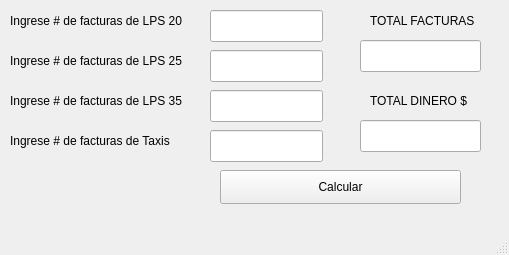
First picture: the form in factcalc.ui, repository rony728/factcalc, before the edit.
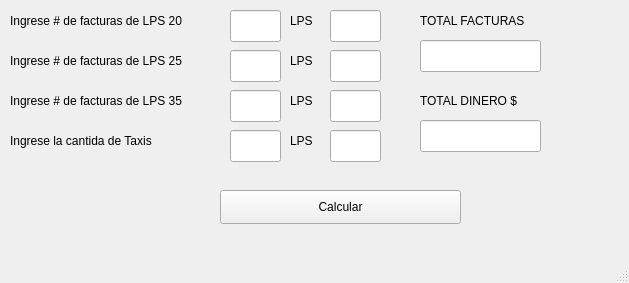
Second picture: the form after the edit.

The edit to the form file:
```diff
--- a/factcalc.ui
+++ b/factcalc.ui
@@ -6,8 +6,8 @@
    <rect>
     <x>0</x>
     <y>0</y>
-    <width>509</width>
-    <height>255</height>
+    <width>629</width>
+    <height>283</height>
    </rect>
   </property>
   <property name="windowTitle">
@@ -19,7 +19,7 @@
      <rect>
       <x>10</x>
       <y>10</y>
-      <width>201</width>
+      <width>221</width>
       <height>21</height>
      </rect>
     </property>
@@ -44,7 +44,7 @@
      <rect>
       <x>10</x>
       <y>50</y>
-      <width>201</width>
+      <width>221</width>
       <height>21</height>
      </rect>
     </property>
@@ -69,7 +69,7 @@
      <rect>
       <x>10</x>
       <y>90</y>
-      <width>201</width>
+      <width>221</width>
       <height>21</height>
      </rect>
     </property>
@@ -102,7 +102,7 @@
      <bool>false</bool>
     </property>
     <property name="text">
-     <string>Ingrese # de facturas de Taxis</string>
+     <string>Ingrese la cantida de Taxis</string>
     </property>
     <property name="textFormat">
      <enum>Qt::AutoText</enum>
@@ -117,7 +117,7 @@
    <widget class="QLabel" name="label_7">
     <property name="geometry">
      <rect>
-      <x>370</x>
+      <x>420</x>
       <y>10</y>
       <width>121</width>
       <height>21</height>
@@ -142,7 +142,7 @@
    <widget class="QLabel" name="label_8">
     <property name="geometry">
      <rect>
-      <x>370</x>
+      <x>420</x>
       <y>90</y>
       <width>121</width>
       <height>21</height>
@@ -168,7 +168,7 @@
     <property name="geometry">
      <rect>
       <x>220</x>
-      <y>170</y>
+      <y>190</y>
       <width>241</width>
       <height>34</height>
      </rect>
@@ -180,9 +180,9 @@
    <widget class="QLineEdit" name="vein">
     <property name="geometry">
      <rect>
-      <x>210</x>
+      <x>230</x>
       <y>10</y>
-      <width>113</width>
+      <width>51</width>
       <height>32</height>
      </rect>
     </property>
@@ -190,9 +190,9 @@
    <widget class="QLineEdit" name="veintc">
     <property name="geometry">
      <rect>
-      <x>210</x>
+      <x>230</x>
       <y>50</y>
-      <width>113</width>
+      <width>51</width>
       <height>32</height>
      </rect>
     </property>
@@ -200,9 +200,9 @@
    <widget class="QLineEdit" name="tax">
     <property name="geometry">
      <rect>
-      <x>210</x>
+      <x>230</x>
       <y>130</y>
-      <width>113</width>
+      <width>51</width>
       <height>32</height>
      </rect>
     </property>
@@ -210,9 +210,9 @@
    <widget class="QLineEdit" name="trein">
     <property name="geometry">
      <rect>
-      <x>210</x>
+      <x>230</x>
       <y>90</y>
-      <width>113</width>
+      <width>51</width>
       <height>32</height>
      </rect>
     </property>
@@ -220,7 +220,7 @@
    <widget class="QLineEdit" name="td">
     <property name="geometry">
      <rect>
-      <x>360</x>
+      <x>420</x>
       <y>120</y>
       <width>121</width>
       <height>32</height>
@@ -230,13 +230,153 @@
    <widget class="QLineEdit" name="tf">
     <property name="geometry">
      <rect>
-      <x>360</x>
+      <x>420</x>
       <y>40</y>
       <width>121</width>
       <height>32</height>
      </rect>
     </property>
    </widget>
+   <widget class="QLabel" name="label_5">
+    <property name="geometry">
+     <rect>
+      <x>290</x>
+      <y>10</y>
+      <width>31</width>
+      <height>21</height>
+     </rect>
+    </property>
+    <property name="mouseTracking">
+     <bool>false</bool>
+    </property>
+    <property name="text">
+     <string>LPS</string>
+    </property>
+    <property name="textFormat">
+     <enum>Qt::AutoText</enum>
+    </property>
+    <property name="scaledContents">
+     <bool>false</bool>
+    </property>
+    <property name="wordWrap">
+     <bool>false</bool>
+    </property>
+   </widget>
+   <widget class="QLabel" name="label_6">
+    <property name="geometry">
+     <rect>
+      <x>290</x>
+      <y>90</y>
+      <width>31</width>
+      <height>21</height>
+     </rect>
+    </property>
+    <property name="mouseTracking">
+     <bool>false</bool>
+    </property>
+    <property name="text">
+     <string>LPS</string>
+    </property>
+    <property name="textFormat">
+     <enum>Qt::AutoText</enum>
+    </property>
+    <property name="scaledContents">
+     <bool>false</bool>
+    </property>
+    <property name="wordWrap">
+     <bool>false</bool>
+    </property>
+   </widget>
+   <widget class="QLabel" name="label_9">
+    <property name="geometry">
+     <rect>
+      <x>290</x>
+      <y>50</y>
+      <width>31</width>
+      <height>21</height>
+     </rect>
+    </property>
+    <property name="mouseTracking">
+     <bool>false</bool>
+    </property>
+    <property name="text">
+     <string>LPS</string>
+    </property>
+    <property name="textFormat">
+     <enum>Qt::AutoText</enum>
+    </property>
+    <property name="scaledContents">
+     <bool>false</bool>
+    </property>
+    <property name="wordWrap">
+     <bool>false</bool>
+    </property>
+   </widget>
+   <widget class="QLabel" name="label_10">
+    <property name="geometry">
+     <rect>
+      <x>290</x>
+      <y>130</y>
+      <width>31</width>
+      <height>21</height>
+     </rect>
+    </property>
+    <property name="mouseTracking">
+     <bool>false</bool>
+    </property>
+    <property name="text">
+     <string>LPS</string>
+    </property>
+    <property name="textFormat">
+     <enum>Qt::AutoText</enum>
+    </property>
+    <property name="scaledContents">
+     <bool>false</bool>
+    </property>
+    <property name="wordWrap">
+     <bool>false</bool>
+    </property>
+   </widget>
+   <widget class="QLineEdit" name="vein_1">
+    <property name="geometry">
+     <rect>
+      <x>330</x>
+      <y>10</y>
+      <width>51</width>
+      <height>32</height>
+     </rect>
+    </property>
+   </widget>
+   <widget class="QLineEdit" name="veintc_1">
+    <property name="geometry">
+     <rect>
+      <x>330</x>
+      <y>50</y>
+      <width>51</width>
+      <height>32</height>
+     </rect>
+    </property>
+   </widget>
+   <widget class="QLineEdit" name="trein_1">
+    <property name="geometry">
+     <rect>
+      <x>330</x>
+      <y>90</y>
+      <width>51</width>
+      <height>32</height>
+     </rect>
+    </property>
+   </widget>
+   <widget class="QLineEdit" name="tax_1">
+    <property name="geometry">
+     <rect>
+      <x>330</x>
+      <y>130</y>
+      <width>51</width>
+      <height>32</height>
+     </rect>
+    </property>
+   </widget>
   </widget>
   <widget class="QMenuBar" name="menubar">
    <property name="geometry">
```
Left out of the diff: 4 changed lines with no effect on the pictures.
